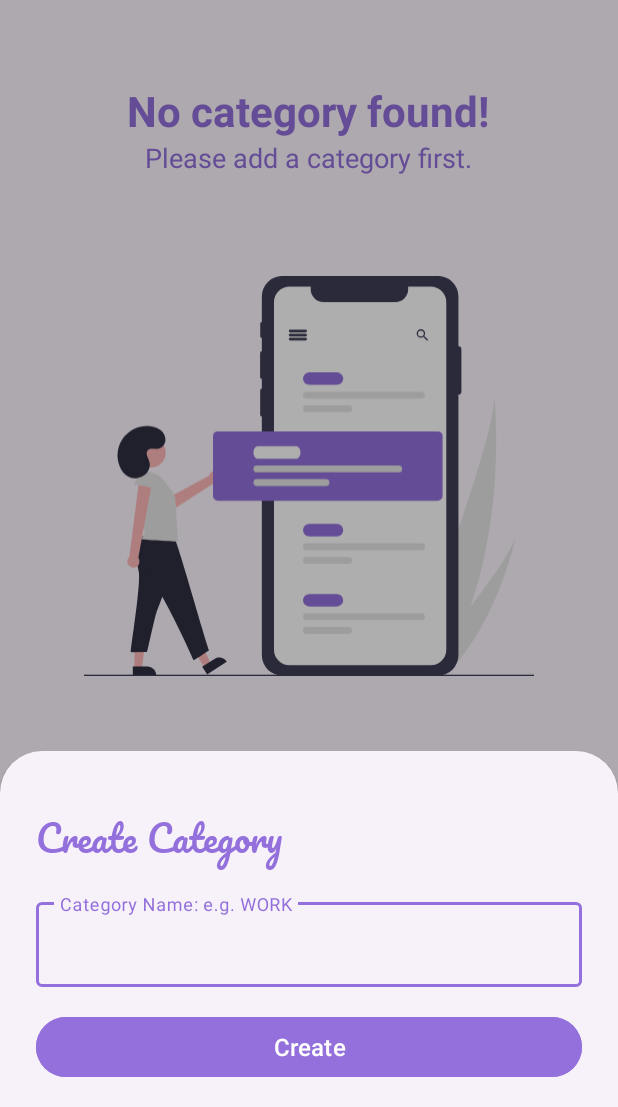
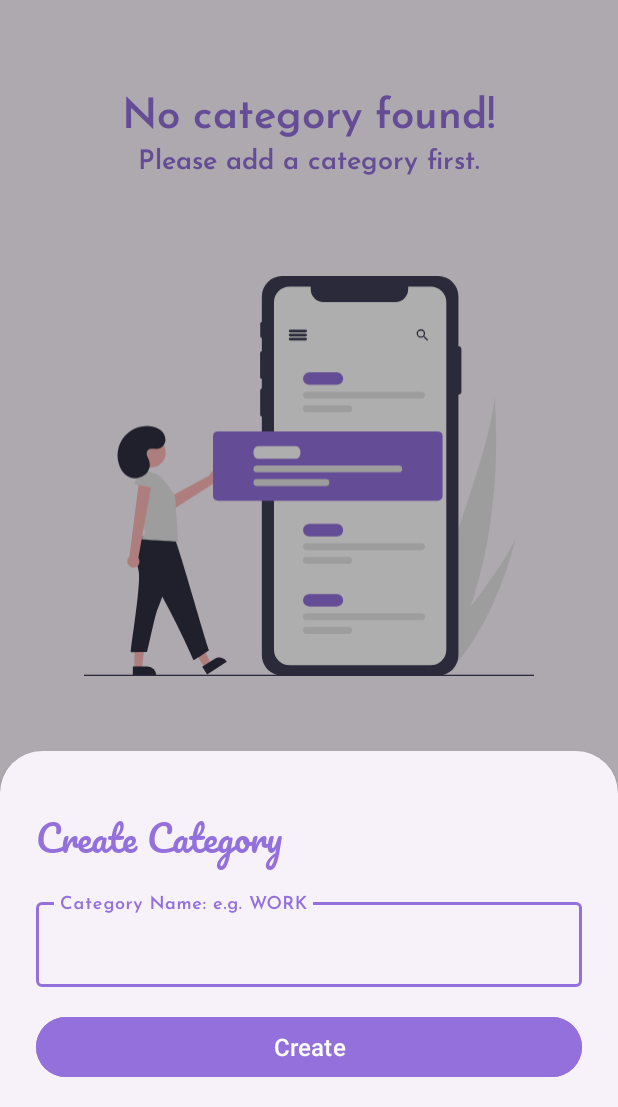
Before and after one commit to RaphOliv/TaskBeat, an Android app: the screen it shows after launch (MainActivity), after a tap on "Create", on a phone screen of 412 x 824 dp, the part 129-1236 px from its top. Run offline under Robolectric (Android 15) with nearby library versions, the phone set to English and light mode, and no system bars; our stand-ins replace Room's generated code.

```diff
--- /dev/null
+++ b/app/src/main/res/drawable/shape_list.xml
@@ -0,0 +1,6 @@
+<?xml version="1.0" encoding="utf-8"?>
+<shape xmlns:android="http://schemas.android.com/apk/res/android" android:shape="rectangle">
+<solid android:color="#BDA9E3" />
+    <size android:height="41dp" android:width="121dp"/>
+    <corners android:radius="10dp"/>
+</shape>
--- a/app/src/main/res/layout/activity_main.xml
+++ b/app/src/main/res/layout/activity_main.xml
@@ -74,6 +74,7 @@
             android:text="@string/empty_category_title"
             android:textColor="@color/purple"
             android:textSize="28sp"
+            android:fontFamily="@font/josefin_sans_semibold"
             android:textStyle="bold" />
 
         <TextView
@@ -81,7 +82,8 @@
             android:layout_height="wrap_content"
             android:text="@string/empty_category_description"
             android:textColor="@color/purple"
-            android:textSize="18sp" />
+            android:textSize="18sp"
+            android:fontFamily="@font/josefin_sans_semibold"/>
 
         <ImageView
             android:id="@+id/iv_empty"
--- a/app/src/main/res/layout/create_category_bottom_sheet.xml
+++ b/app/src/main/res/layout/create_category_bottom_sheet.xml
@@ -29,6 +29,7 @@
             android:layout_width="match_parent"
             android:hint="@string/category_name_e_g_work"
             android:layout_height="wrap_content"
+            android:fontFamily="@font/josefin_sans_semibold"
             android:minHeight="48dp"
             android:maxLength="10"
             android:inputType="textCapCharacters"/>
--- a/app/src/main/res/layout/create_or_update_task_bottom_sheet.xml
+++ b/app/src/main/res/layout/create_or_update_task_bottom_sheet.xml
@@ -41,6 +41,7 @@
             android:layout_width="match_parent"
             android:hint="@string/task_name_e_g_call_the_client"
             android:layout_height="wrap_content"
+            android:fontFamily="@font/josefin_sans_semibold"
             android:minHeight="48dp"
             android:maxLength="68"
             android:inputType="textCapSentences"/>
```
